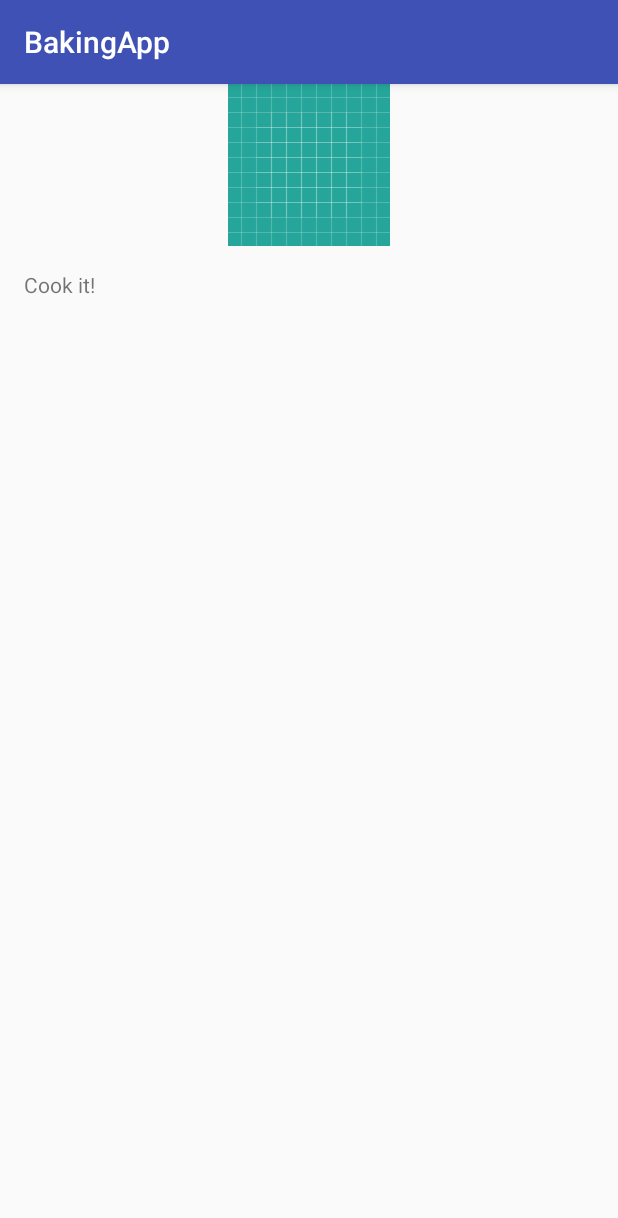
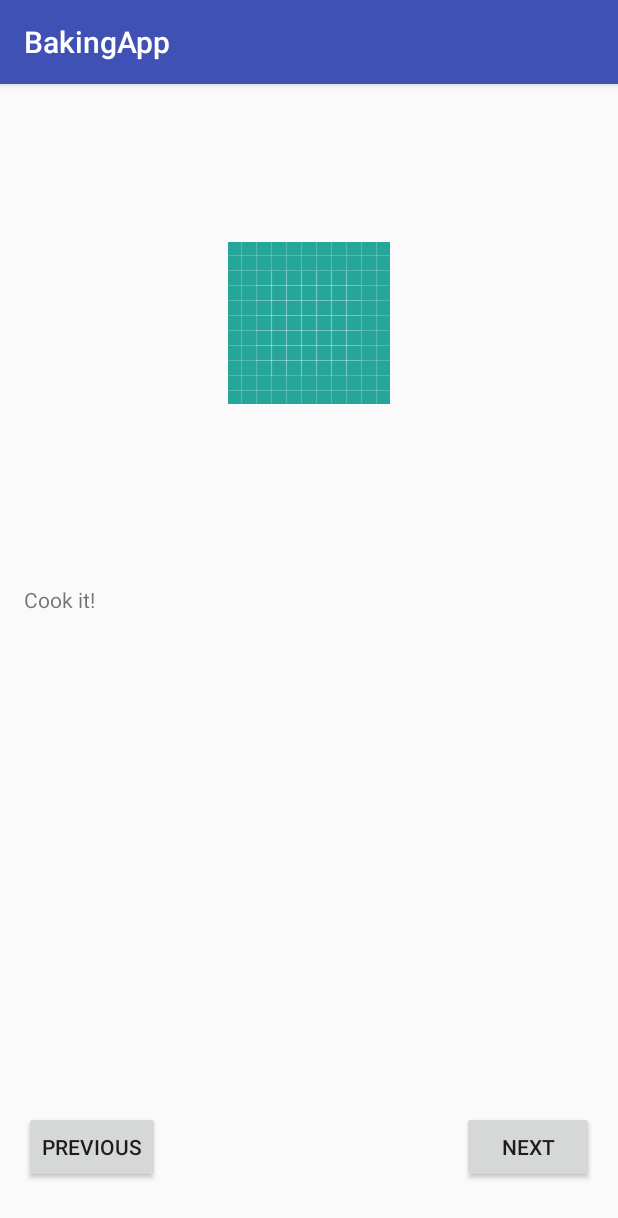
Before and after one commit to PopularPenguin/BakingApp, an Android app: the fragment InstructionsFragment placed in its activity, on a phone screen of 412 x 824 dp. Shown: the top 1218 px of the screen. Run offline under Robolectric (Android 15) with nearby library versions, the phone set to English and light mode, and no system bars; our stand-ins replace ButterKnife; network calls fail; 2 statements that could not run were skipped.

Commit message:
Add buttons to Instructions phone layout

```diff
--- a/app/build.gradle
+++ b/app/build.gradle
@@ -34,6 +34,7 @@ dependencies {
     annotationProcessor 'com.jakewharton:butterknife-compiler:8.8.1'
 
     compile 'com.android.support:recyclerview-v7:26.1.0'
+    compile 'com.android.support:cardview-v7:26.1.0'
 
     compile 'com.squareup.okhttp3:okhttp:3.9.1'
 }
--- a/app/src/main/java/com/popularpenguin/bakingapp/Data/Recipe.java
+++ b/app/src/main/java/com/popularpenguin/bakingapp/Data/Recipe.java
@@ -34,7 +34,6 @@ public class Recipe implements Parcelable {
         mId = in.readInt();
         mName = in.readString();
 
-        // from https://stackoverflow.com/questions/10071502/read-writing-arrays-of-parcelable-objects
         Ingredients[] ingredients = in.createTypedArray(Ingredients.CREATOR);
         mIngredients = new ArrayList<>(Arrays.asList(ingredients));
 
@@ -52,6 +51,7 @@ public class Recipe implements Parcelable {
         dest.writeInt(mId);
         dest.writeString(mName);
 
+        // from https://stackoverflow.com/questions/10071502/read-writing-arrays-of-parcelable-objects
         Ingredients[] ingredients = mIngredients.toArray(new Ingredients[mIngredients.size()]);
         dest.writeTypedArray(ingredients, 0);
 
@@ -66,9 +66,7 @@ public class Recipe implements Parcelable {
         }
 
         @Override
-        public Recipe[] newArray(int size) {
-            return new Recipe[size];
-        }
+        public Recipe[] newArray(int size) { return new Recipe[size]; }
     };
 
     public int getId() { return mId; }
--- a/app/src/main/java/com/popularpenguin/bakingapp/RecipeActivity.java
+++ b/app/src/main/java/com/popularpenguin/bakingapp/RecipeActivity.java
@@ -43,9 +43,7 @@ public class RecipeActivity extends AppCompatActivity implements
 
         mFragmentManager = getSupportFragmentManager();
 
-        if (mFragmentManager.findFragmentById(R.id.fragment_instructions) == null) {
-            isPhoneLayout = true;
-        }
+        isPhoneLayout = getResources().getBoolean(R.bool.isPhone);
 
         Bundle args = new Bundle();
         args.putParcelable(RECIPE_EXTRA, mRecipe);
@@ -55,20 +53,6 @@ public class RecipeActivity extends AppCompatActivity implements
         mFragmentManager.beginTransaction()
                 .add(R.id.fragment_container, fragment)
                 .commit();
-    }
-
-    @Override
-    public void onSaveInstanceState(Bundle outState) {
-        outState.putBoolean("isPhoneLayout", isPhoneLayout);
-
-        super.onSaveInstanceState(outState);
-    }
-
-    @Override
-    protected void onRestoreInstanceState(Bundle savedInstanceState) {
-        isPhoneLayout = savedInstanceState.getBoolean("isPhoneLayout", false);
-
-        super.onRestoreInstanceState(savedInstanceState);
     }
 
     /**
--- /dev/null
+++ b/app/src/main/res/layout-sw600dp/fragment_instructions.xml
@@ -0,0 +1,22 @@
+<?xml version="1.0" encoding="utf-8"?>
+<LinearLayout xmlns:android="http://schemas.android.com/apk/res/android"
+              android:orientation="vertical"
+              android:layout_width="match_parent"
+              android:layout_height="match_parent">
+
+    <!-- TODO: Add video -->
+    <ImageView
+        android:src="@drawable/ic_launcher_background"
+        android:scaleType="centerInside"
+        android:layout_width="match_parent"
+        android:layout_height="wrap_content"/>
+
+    <!-- TODO: Make card -->
+    <TextView
+        android:id="@+id/tv_instructions"
+        android:layout_width="wrap_content"
+        android:layout_height="wrap_content"
+        android:layout_margin="16dp"
+        android:text="Cook it!"/>
+
+</LinearLayout>
--- a/app/src/main/res/layout/fragment_instructions.xml
+++ b/app/src/main/res/layout/fragment_instructions.xml
@@ -1,21 +1,59 @@
 <?xml version="1.0" encoding="utf-8"?>
+<!-- Phone layout -->
+
 <LinearLayout xmlns:android="http://schemas.android.com/apk/res/android"
               android:orientation="vertical"
               android:layout_width="match_parent"
               android:layout_height="match_parent">
 
-    <!-- TODO: This is for the individual step instructions -->
+    <!-- TODO: Add video -->
     <ImageView
         android:src="@drawable/ic_launcher_background"
         android:scaleType="centerInside"
         android:layout_width="match_parent"
-        android:layout_height="wrap_content"/>
+        android:layout_height="wrap_content"
+        android:layout_weight="3"/>
 
+    <!-- TODO: Add card -->
     <TextView
         android:id="@+id/tv_instructions"
         android:layout_width="wrap_content"
         android:layout_height="wrap_content"
         android:layout_margin="16dp"
-        android:text="Cook it!"/>
+        android:text="Cook it!"
+        android:layout_weight="4"/>
+
+    <RelativeLayout
+        android:layout_width="match_parent"
+        android:layout_height="wrap_content"
+        android:orientation="horizontal"
+        android:layout_weight="1">
+
+        <Button
+            android:id="@+id/btn_previous"
+            android:layout_width="wrap_content"
+            android:layout_height="wrap_content"
+            android:layout_alignBaseline="@+id/btn_next"
+            android:layout_alignBottom="@+id/btn_next"
+            android:layout_alignParentLeft="true"
+            android:layout_alignParentStart="true"
+            android:layout_gravity="start"
+            android:layout_marginLeft="@dimen/text_horizontal_margin"
+            android:layout_marginStart="@dimen/text_horizontal_margin"
+            android:text="@string/btn_previous"/>
+
+        <Button
+            android:id="@+id/btn_next"
+            android:layout_width="wrap_content"
+            android:layout_height="wrap_content"
+            android:layout_marginRight="@dimen/text_horizontal_margin"
+            android:layout_marginEnd="@dimen/text_horizontal_margin"
+            android:layout_alignParentEnd="true"
+            android:layout_alignParentRight="true"
+            android:layout_centerVertical="true"
+            android:layout_gravity="end"
+            android:text="@string/btn_next"/>
+
+    </RelativeLayout>
 
 </LinearLayout>
--- /dev/null
+++ b/app/src/main/res/values-sw600dp/bools.xml
@@ -0,0 +1,4 @@
+<?xml version="1.0" encoding="utf-8"?>
+<resources>
+    <bool name="isPhone">false</bool>
+</resources>
--- /dev/null
+++ b/app/src/main/res/values/bools.xml
@@ -0,0 +1,4 @@
+<?xml version="1.0" encoding="utf-8"?>
+<resources>
+    <bool name="isPhone">true</bool>
+</resources>
--- /dev/null
+++ b/app/src/main/res/values/dimens.xml
@@ -0,0 +1,5 @@
+<?xml version="1.0" encoding="utf-8"?>
+<resources>
+    <dimen name="text_horizontal_margin">16dp</dimen>
+    <dimen name="text_vertical_margin">8dp</dimen>
+</resources>
--- a/app/src/main/res/values/strings.xml
+++ b/app/src/main/res/values/strings.xml
@@ -2,4 +2,8 @@
     <string name="app_name">BakingApp</string>
 
     <string name="con_error">Check network connectivity</string>
+
+    <!-- Phone navigation buttons for InstructionsFragment -->
+    <string name="btn_previous">Previous</string>
+    <string name="btn_next">Next</string>
 </resources>
```
Also changed, not shown: app/src/main/java/com/popularpenguin/bakingapp/ListFragment.java (+8 -43 lines), app/src/main/res/layout/list_item.xml (+18 -6 lines).
